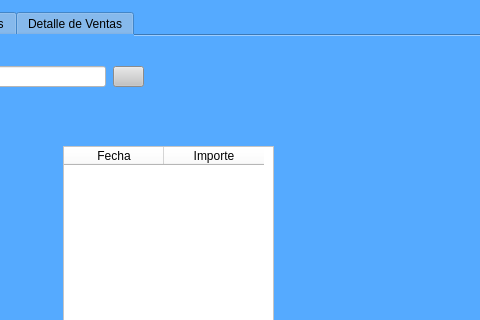
Above: Views/informeDeVentas.ui from Miguel8819/Sistema_TweetyTesis before the change; both pictures show x 209 to 689 and y 0 to 320 of the 888 by 565 pixel window. Below: the same form after it.
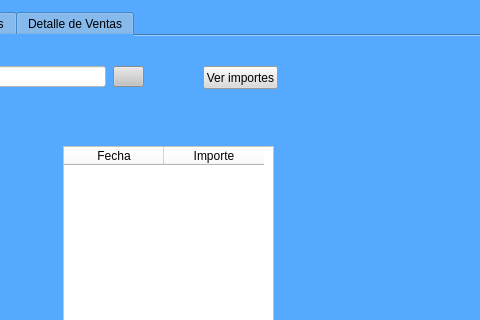
That is the form after the change. Icons and pictures are not drawn.

Diff of the .ui file:
```diff
--- a/Views/informeDeVentas.ui
+++ b/Views/informeDeVentas.ui
@@ -123,6 +123,22 @@
       <string>Volver atras</string>
      </property>
     </widget>
+    <widget class="QPushButton" name="Btn_Ver_Importes">
+     <property name="geometry">
+      <rect>
+       <x>410</x>
+       <y>30</y>
+       <width>75</width>
+       <height>23</height>
+      </rect>
+     </property>
+     <property name="styleSheet">
+      <string notr="true">background-color: rgb(218, 218, 218);</string>
+     </property>
+     <property name="text">
+      <string>Ver importes</string>
+     </property>
+    </widget>
    </widget>
    <widget class="QWidget" name="tab_2">
     <attribute name="title">
```
